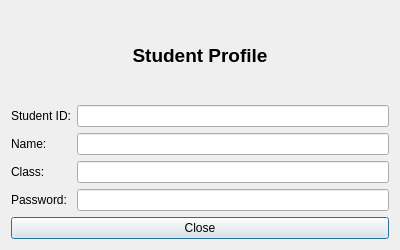
sarimkhan4/SchoolManagementSystem, file StudentPanel/StudentInfo.ui: the form before one commit.
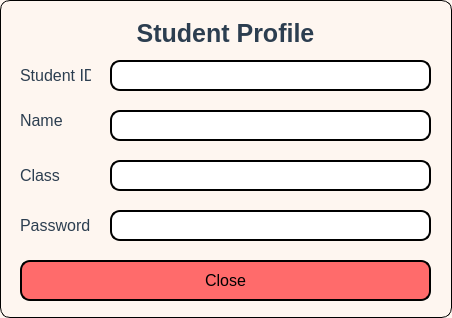
The form after the commit.

Commit message: Created a UI for AdminPanel (6 files), StudentPanel (6 files), TeacherPanel (5 files), Login.

Patch:
```diff
--- a/StudentPanel/StudentInfo.ui
+++ b/StudentPanel/StudentInfo.ui
@@ -6,22 +6,41 @@
    <rect>
     <x>0</x>
     <y>0</y>
-    <width>400</width>
-    <height>250</height>
+    <width>452</width>
+    <height>318</height>
    </rect>
   </property>
   <property name="windowTitle">
    <string>Student Information</string>
   </property>
-  <layout class="QVBoxLayout" name="verticalLayout">
-   <item>
+  <property name="styleSheet">
+   <string notr="true">QDialog#StudentInfo {
+        background-color: #fef6f0   ;
+        border: 1px solid black;
+        border-radius: 10%;
+}</string>
+  </property>
     <widget class="QLabel" name="titleLabel">
+   <property name="geometry">
+    <rect>
+     <x>10</x>
+     <y>20</y>
+     <width>431</width>
+     <height>26</height>
+    </rect>
+   </property>
      <property name="font">
       <font>
-       <pointsize>14</pointsize>
+     <pointsize>-1</pointsize>
        <bold>true</bold>
       </font>
      </property>
+   <property name="styleSheet">
+    <string notr="true">QLabel#titleLabel {
+        font-size: 25px;
+color: #2c3e50 ;
+}</string>
+   </property>
      <property name="text">
       <string>Student Profile</string>
      </property>
@@ -29,60 +48,205 @@
       <set>Qt::AlignmentFlag::AlignCenter</set>
      </property>
     </widget>
-   </item>
-   <item>
-    <layout class="QFormLayout" name="formLayout">
-     <item row="0" column="0">
+  <widget class="QPushButton" name="btnClose">
+   <property name="geometry">
+    <rect>
+     <x>20</x>
+     <y>260</y>
+     <width>411</width>
+     <height>41</height>
+    </rect>
+   </property>
+   <property name="styleSheet">
+    <string notr="true">QPushButton#btnClose {
+    background-color: #ff6b6b;
+    border: 1.5px solid black;
+    border-radius: 10px;
+    padding: 6px;
+    font-size: 16px;
+}
+
+/* Hover effect */
+QPushButton#btnClose:hover {
+    background-color: #ee5253;
+}
+
+</string>
+   </property>
+   <property name="text">
+    <string>Close</string>
+   </property>
+   <property name="checkable">
+    <bool>false</bool>
+   </property>
+   <property name="checked">
+    <bool>false</bool>
+   </property>
+  </widget>
+  <widget class="QLineEdit" name="lineEditClass">
+   <property name="geometry">
+    <rect>
+     <x>110</x>
+     <y>160</y>
+     <width>321</width>
+     <height>31</height>
+    </rect>
+   </property>
+   <property name="styleSheet">
+    <string notr="true">QLineEdit#lineEditClass {
+    color: black;;
+    border: 1.5px solid black;;
+    border-radius: 10px;
+        font-size: 16px;
+        padding: 0px 8px 0px 8px;
+}
+</string>
+   </property>
+   <property name="readOnly">
+    <bool>true</bool>
+   </property>
+  </widget>
+  <widget class="QLineEdit" name="lineEditName">
+   <property name="geometry">
+    <rect>
+     <x>110</x>
+     <y>110</y>
+     <width>321</width>
+     <height>31</height>
+    </rect>
+   </property>
+   <property name="styleSheet">
+    <string notr="true">QLineEdit#lineEditName {
+    color: black;;
+    border: 1.5px solid black;;
+    border-radius: 10px;
+        font-size: 16px;
+        padding: 0px 8px 0px 8px;
+}
+</string>
+   </property>
+   <property name="readOnly">
+    <bool>true</bool>
+   </property>
+  </widget>
       <widget class="QLabel" name="label_id">
+   <property name="geometry">
+    <rect>
+     <x>20</x>
+     <y>60</y>
+     <width>71</width>
+     <height>31</height>
+    </rect>
+   </property>
+   <property name="styleSheet">
+    <string notr="true">QLabel#label_id {
+        font-size: 16px;
+        color: #2c3e50 ;
+}</string>
+   </property>
        <property name="text">
         <string>Student ID:</string>
        </property>
       </widget>
-     </item>
-     <item row="0" column="1">
       <widget class="QLineEdit" name="lineEditId">
-       <property name="readOnly">
-        <bool>true</bool>
-       </property>
-      </widget>
-     </item>
-     <item row="1" column="0">
-      <widget class="QLabel" name="label_name">
-       <property name="text">
-        <string>Name:</string>
-       </property>
-      </widget>
-     </item>
-     <item row="1" column="1">
-      <widget class="QLineEdit" name="lineEditName">
+   <property name="geometry">
+    <rect>
+     <x>110</x>
+     <y>60</y>
+     <width>321</width>
+     <height>31</height>
+    </rect>
+   </property>
+   <property name="styleSheet">
+    <string notr="true">QLineEdit#lineEditId {
+    color: black;;
+    border: 1.5px solid black;;
+    border-radius: 10px;
+        font-size: 16px;
+        padding: 0px 8px 0px 8px;
+}
+</string>
+   </property>
        <property name="readOnly">
         <bool>true</bool>
        </property>
       </widget>
-     </item>
-     <item row="2" column="0">
       <widget class="QLabel" name="label_class">
+   <property name="geometry">
+    <rect>
+     <x>20</x>
+     <y>160</y>
+     <width>61</width>
+     <height>31</height>
+    </rect>
+   </property>
+   <property name="styleSheet">
+    <string notr="true">QLabel#label_class {
+        font-size: 16px;
+        color: #2c3e50 ;
+}</string>
+   </property>
        <property name="text">
-        <string>Class:</string>
-       </property>
-      </widget>
-     </item>
-     <item row="2" column="1">
-      <widget class="QLineEdit" name="lineEditClass">
-       <property name="readOnly">
-        <bool>true</bool>
-       </property>
-      </widget>
-     </item>
-     <item row="3" column="0">
+    <string>Class</string>
+   </property>
+  </widget>
+  <widget class="QLabel" name="label_name">
+   <property name="geometry">
+    <rect>
+     <x>20</x>
+     <y>100</y>
+     <width>71</width>
+     <height>41</height>
+    </rect>
+   </property>
+   <property name="styleSheet">
+    <string notr="true">QLabel#label_name {
+        font-size: 16px;
+        color: #2c3e50 ;
+}</string>
+   </property>
+   <property name="text">
+    <string>Name</string>
+   </property>
+  </widget>
       <widget class="QLabel" name="label_password">
+   <property name="geometry">
+    <rect>
+     <x>20</x>
+     <y>200</y>
+     <width>91</width>
+     <height>51</height>
+    </rect>
+   </property>
+   <property name="styleSheet">
+    <string notr="true">QLabel#label_password {
+        font-size: 16px;
+        color: #2c3e50 ;
+}</string>
+   </property>
        <property name="text">
-        <string>Password:</string>
-       </property>
-      </widget>
-     </item>
-     <item row="3" column="1">
+    <string>Password</string>
+   </property>
+  </widget>
       <widget class="QLineEdit" name="lineEditPassword">
+   <property name="geometry">
+    <rect>
+     <x>110</x>
+     <y>210</y>
+     <width>321</width>
+     <height>31</height>
+    </rect>
+   </property>
+   <property name="styleSheet">
+    <string notr="true">QLineEdit#lineEditPassword {
+    color: black;;
+    border: 1.5px solid black;;
+    border-radius: 10px;
+        font-size: 16px;
+        padding: 0px 8px 0px 8px;
+}
+</string>
+   </property>
        <property name="echoMode">
         <enum>QLineEdit::EchoMode::Normal</enum>
        </property>
@@ -90,27 +254,6 @@
         <bool>true</bool>
        </property>
       </widget>
-     </item>
-    </layout>
-   </item>
-   <item>
-    <layout class="QHBoxLayout" name="buttonLayout">
-     <item>
-      <widget class="QPushButton" name="btnClose">
-       <property name="text">
-        <string>Close</string>
-       </property>
-       <property name="checkable">
-        <bool>false</bool>
-       </property>
-       <property name="checked">
-        <bool>false</bool>
-       </property>
-      </widget>
-     </item>
-    </layout>
-   </item>
-  </layout>
  </widget>
  <resources/>
  <connections/>
```
Lines whose indentation alone changed are shown as unchanged. The commit also changes 13 other files.
